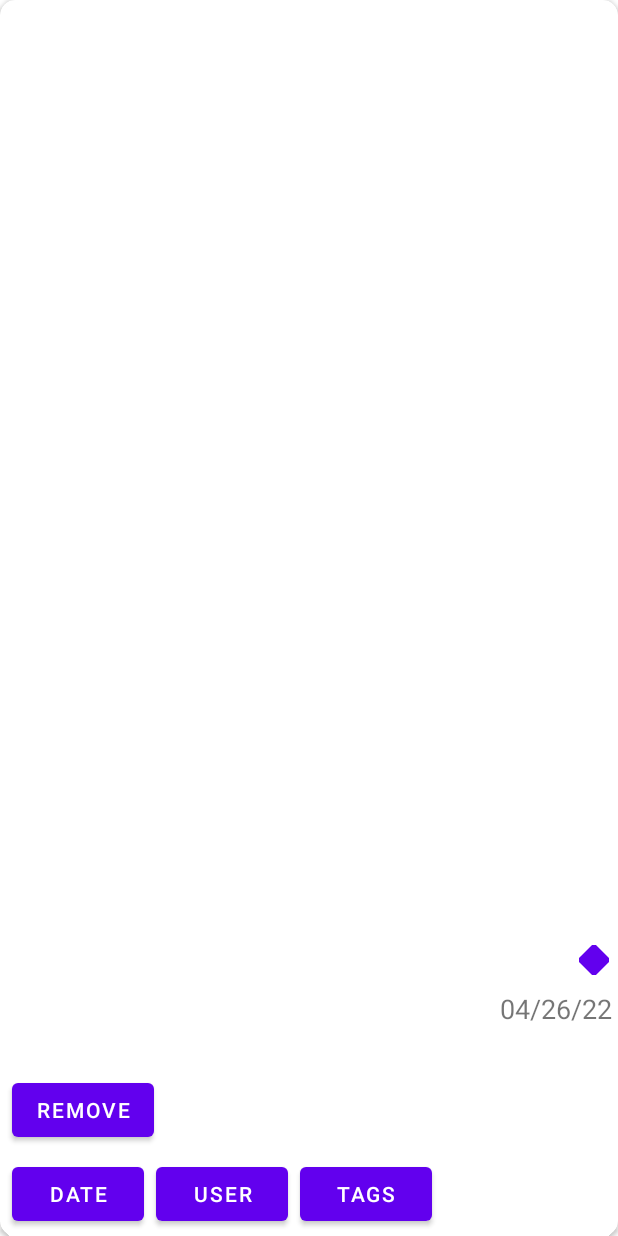
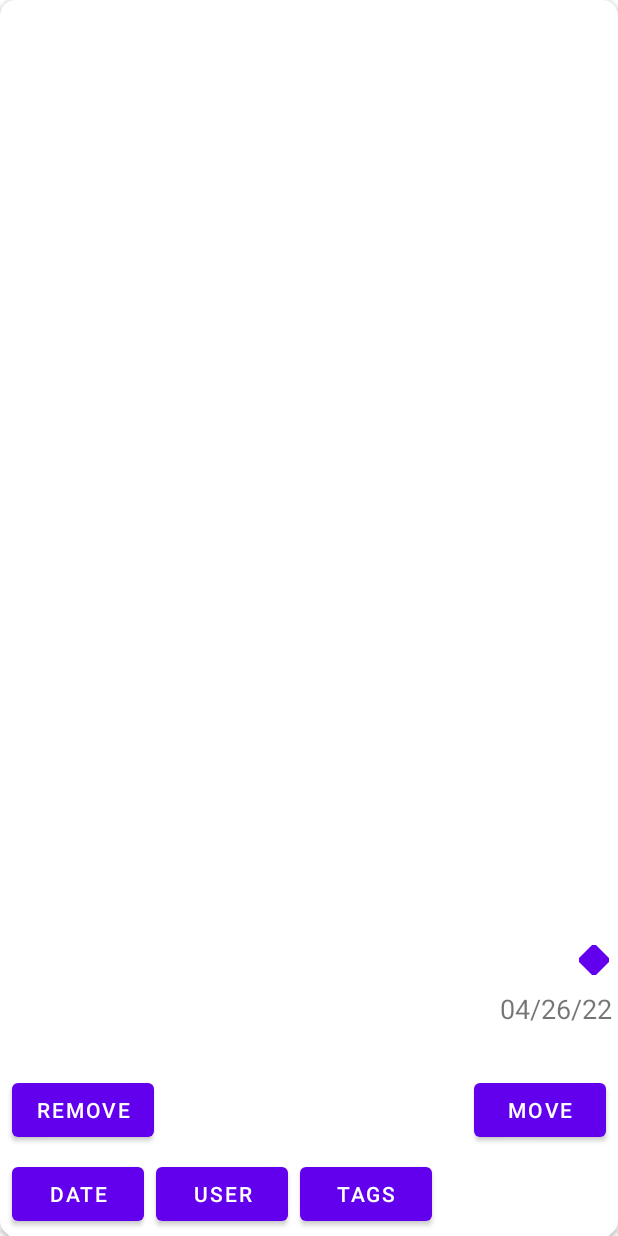
Before and after one commit to LordArugula/CS401-Project-3, an Android app: the layout dialog_edit_card.xml on its own in the app's theme, with its tools: preview values and no code run, on a phone screen of 412 x 824 dp. Run offline under Robolectric (Android 15) with nearby library versions, the phone set to English and light mode, and no system bars.

Commit message:
Implemented moving cards to different pipelines

```diff
--- a/app/src/main/java/com/group1/project3/adapter/PipelineAdapter.java
+++ b/app/src/main/java/com/group1/project3/adapter/PipelineAdapter.java
@@ -115,17 +115,16 @@ public class PipelineAdapter extends RecyclerView.Adapter<PipelineAdapter.ViewHo
         EditCardDialogBuilder dialog = new EditCardDialogBuilder(view.getContext())
                 .setTitle("Create card")
                 .setView(R.layout.dialog_edit_card)
-                .setProject(project)
                 .setRemoveButton((dialogInterface, i) -> {
                     dialogInterface.dismiss();
                     pipeline.removeCard(card);
                     notifyDataSetChanged();
                     projectRepository.updateProject(project);
                 })
-                .setCard(card)
+                .setCard(card, pipeline, project)
                 .setNegativeButton("Cancel", (dialogInterface, i) -> dialogInterface.dismiss())
                 .setPositiveButton("Save", (dialogInterface, i, _card) -> {
-                    notifyItemChanged(cardIndex);
+                    notifyDataSetChanged();
                     projectRepository.updateProject(project);
                 });
         dialog.show();
--- a/app/src/main/java/com/group1/project3/view/ProjectActivity.java
+++ b/app/src/main/java/com/group1/project3/view/ProjectActivity.java
@@ -185,8 +185,7 @@ public class ProjectActivity extends AppCompatActivity {
         new EditCardDialogBuilder(this)
                 .setTitle("Create card")
                 .setView(R.layout.dialog_edit_card)
-                .setProject(project)
-                .setCard(new Card(UUID.randomUUID().toString()))
+                .setCard(new Card(UUID.randomUUID().toString()), pipeline, project)
                 .setNegativeButton("Cancel", (dialogInterface, i) -> dialogInterface.dismiss())
                 .setPositiveButton("Save", (dialogInterface, i, card) -> {
                     pipeline.addCard(card);
--- a/app/src/main/java/com/group1/project3/view/ProjectMenuActivity.java
+++ b/app/src/main/java/com/group1/project3/view/ProjectMenuActivity.java
@@ -129,12 +129,13 @@ public class ProjectMenuActivity extends AppCompatActivity {
         }
 
         this.user = user;
-        projects.clear();
         if (user.getProjectIds().isEmpty()) {
+            projects.clear();
             projectAdapter.notifyDataSetChanged();
         } else {
             projectRepository.getProjects(user.getProjectIds())
                     .addOnSuccessListener(queryDocumentSnapshots -> {
+                        projects.clear();
                         for (DocumentSnapshot snapshot : queryDocumentSnapshots.getDocuments()) {
                             projects.add(snapshot.toObject(Project.class));
                         }
--- a/app/src/main/res/layout/dialog_edit_card.xml
+++ b/app/src/main/res/layout/dialog_edit_card.xml
@@ -70,6 +70,18 @@
                 android:layout_marginHorizontal="4dp"
                 android:text="Remove" />
 
+            <Space
+                android:layout_width="0dp"
+                android:layout_height="wrap_content"
+                android:layout_weight="1" />
+
+            <Button
+                android:id="@+id/dialog_editCard_button_move"
+                android:layout_width="wrap_content"
+                android:layout_height="wrap_content"
+                android:layout_marginHorizontal="4dp"
+                android:text="Move" />
+
         </LinearLayout>
 
         <LinearLayout
```
Also changed, not shown: app/src/main/java/com/group1/project3/view/dialog/EditCardDialogBuilder.java (+50 -13 lines).
